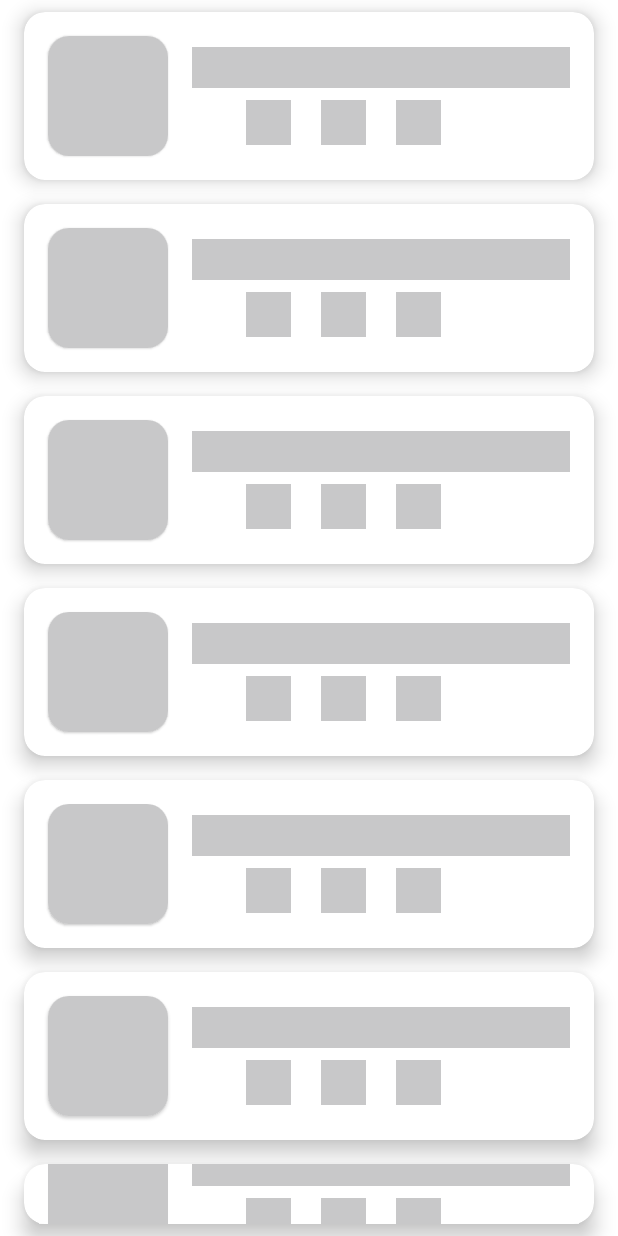
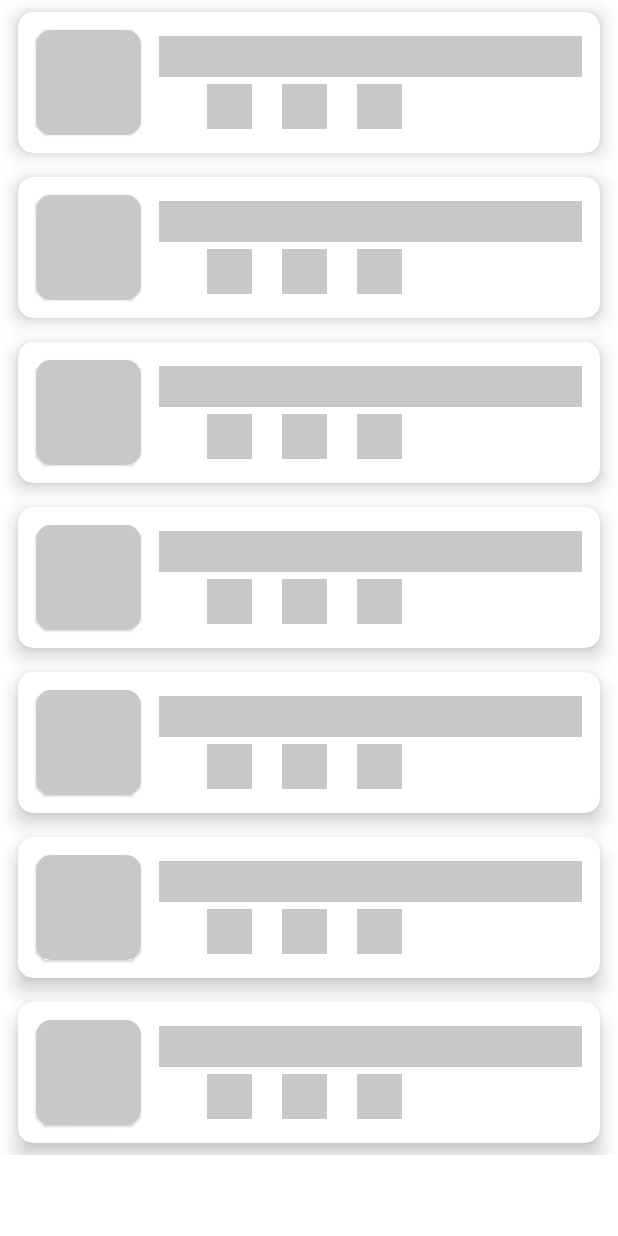
Before and after one commit to estebanjrdev/Add-Me, an Android app: the layout activity_main.xml on its own in the app's theme, with its tools: preview values and no code run, on a phone screen of 412 x 824 dp. Run offline under Robolectric (Android 15) with nearby library versions, the phone set to English and light mode, and no system bars; network calls fail.

Commit message:
change theme

```diff
--- a/app/src/main/res/values/dimens.xml
+++ b/app/src/main/res/values/dimens.xml
@@ -1,10 +1,10 @@
 <?xml version="1.0" encoding="utf-8"?>
 <resources>
-    <dimen name="home_image_size">80dp</dimen>
-    <dimen name="margin_normal">16dp</dimen>
+    <dimen name="home_image_size">70dp</dimen>
+    <dimen name="margin_normal">12dp</dimen>
     <dimen name="margin_small">8dp</dimen>
 
-    <dimen name="common_radius">14dp</dimen>
+    <dimen name="common_radius">10dp</dimen>
     <dimen name="common_elevation">8dp</dimen>
     <dimen name="search_view_radius">20dp</dimen>
 
--- a/app/src/main/res/values/styles.xml
+++ b/app/src/main/res/values/styles.xml
@@ -1,6 +1,6 @@
 <resources xmlns:tools="http://schemas.android.com/tools">
 
-    <style name="AppTheme" parent="Theme.MaterialComponents.DayNight.NoActionBar">
+    <style name="AppTheme" parent="Theme.MaterialComponents.DayNight.DarkActionBar">
         <!-- Customize your theme here. -->
         <item name="colorPrimary">@color/colorPrimary</item>
         <item name="colorPrimaryDark">@color/colorPrimaryDark</item>
```
